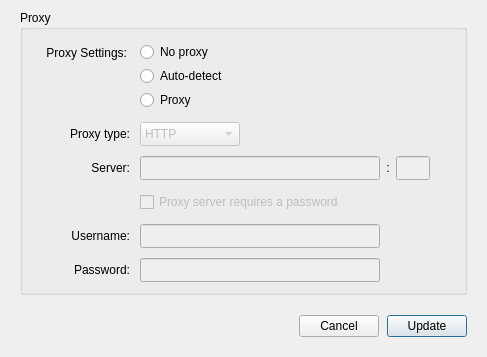
Old version of the form src/MEGASync/gui/win/ProxySettings.ui in the repository meganz/MEGAsync.
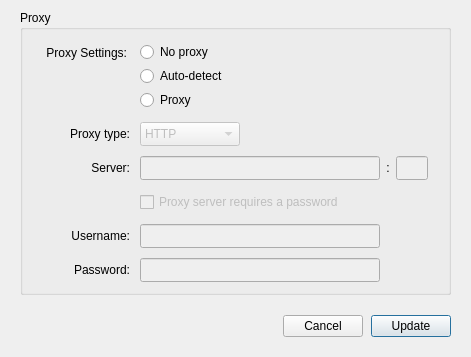
New version of the form.

What changed in the file:
```diff
--- a/src/MEGASync/gui/win/ProxySettings.ui
+++ b/src/MEGASync/gui/win/ProxySettings.ui
@@ -9,7 +9,7 @@
    <rect>
     <x>0</x>
     <y>0</y>
-    <width>487</width>
+    <width>469</width>
     <height>356</height>
    </rect>
   </property>
```
